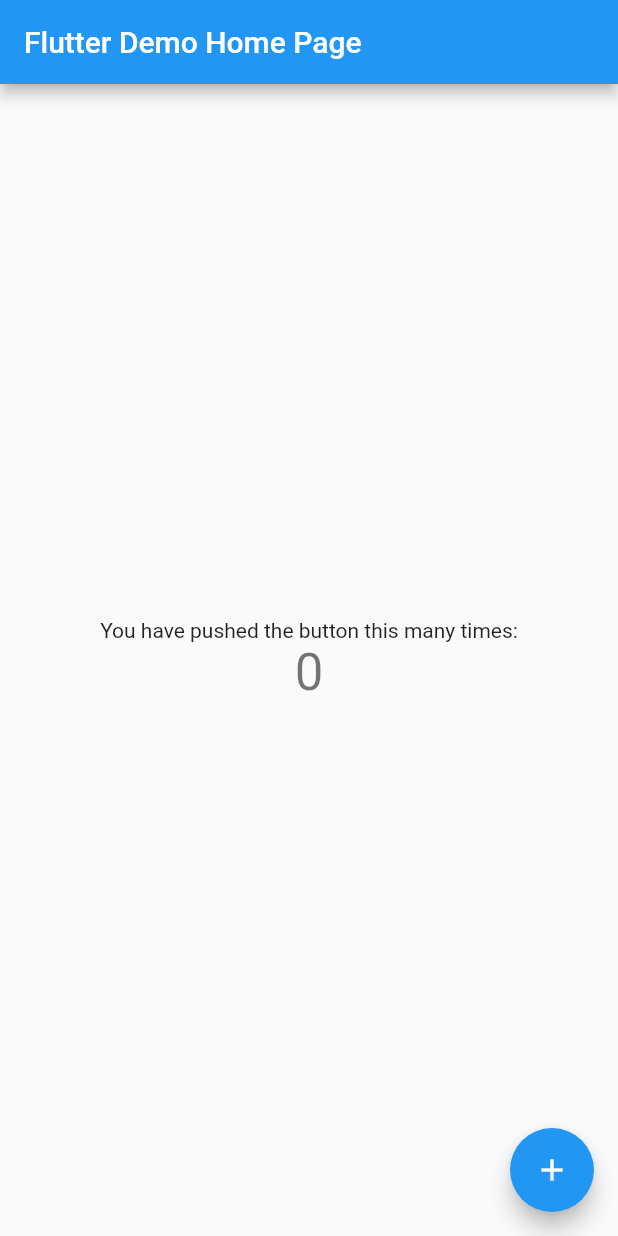
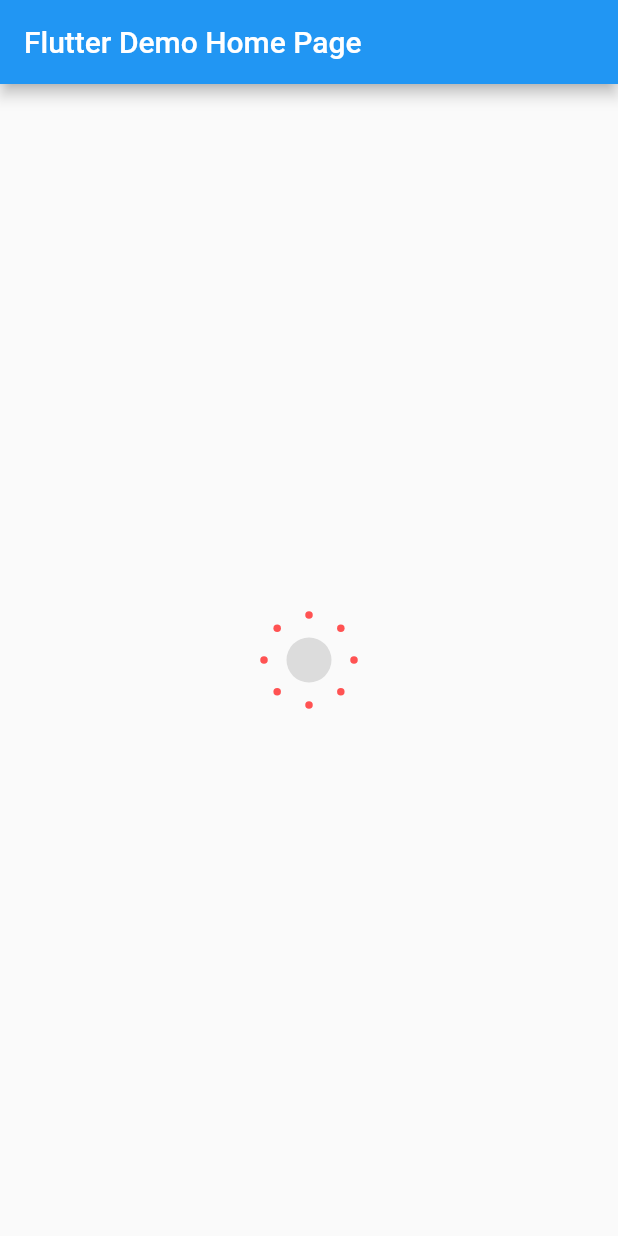
Before and after one commit to KavinduTheekshana/TrackMe, a Flutter app: the screen it shows after launch, on a phone screen of 412 x 824 dp. Run offline on Flutter 3.47's test engine with Material 2 defaults, Android fonts, the phone set to English and light mode, and no system bars.

Commit message:
LoaderUi

```diff
--- /dev/null
+++ b/lib/loader.dart
@@ -0,0 +1,116 @@
+import 'dart:math';
+
+import 'package:flutter/material.dart';
+
+class Loader extends StatefulWidget {
+  @override
+  _LoaderState createState() => _LoaderState();
+}
+
+class _LoaderState extends State<Loader> with SingleTickerProviderStateMixin {
+  AnimationController controller;
+  Animation<double> animation_rotation;
+  Animation<double> animation_radius_in;
+  Animation<double> animation_radius_out;
+
+  final double radius = 30.0;
+
+  @override
+  Widget build(BuildContext context) {
+    return Container(
+      width: 100.0,
+      height: 100.0,
+      child: Center(
+        child: Stack(
+          children: <Widget>[
+            Dot(
+              radius: 30.0,
+              color: Colors.black12,
+            ),
+            Transform.translate(
+              offset: Offset(radius * cos(pi/4), radius * sin(pi/4)),
+              child: Dot(
+                radius: 5.0,
+                color: Colors.redAccent,
+              ),
+            ),
+            Transform.translate(
+              offset:
+                  Offset(radius * cos(2 * pi / 4), radius * sin(2 * pi / 4)),
+              child: Dot(
+                radius: 5.0,
+                color: Colors.redAccent,
+              ),
+            ),
+            Transform.translate(
+              offset:
+                  Offset(radius * cos(3 * pi / 4), radius * sin(3 * pi / 4)),
+              child: Dot(
+                radius: 5.0,
+                color: Colors.redAccent,
+              ),
+            ),
+            Transform.translate(
+              offset:
+                  Offset(radius * cos(4 * pi / 4), radius * sin(4 * pi / 4)),
+              child: Dot(
+                radius: 5.0,
+                color: Colors.redAccent,
+              ),
+            ),
+            Transform.translate(
+              offset:
+                  Offset(radius * cos(5 * pi / 4), radius * sin(5 * pi / 4)),
+              child: Dot(
+                radius: 5.0,
+                color: Colors.redAccent,
+              ),
+            ),
+            Transform.translate(
+              offset:
+                  Offset(radius * cos(6 * pi / 4), radius * sin(6 * pi / 4)),
+              child: Dot(
+                radius: 5.0,
+                color: Colors.redAccent,
+              ),
+            ),
+            Transform.translate(
+              offset:
+                  Offset(radius * cos(7 * pi / 4), radius * sin(7 * pi / 4)),
+              child: Dot(
+                radius: 5.0,
+                color: Colors.redAccent,
+              ),
+            ),
+            Transform.translate(
+              offset:
+                  Offset(radius * cos(8 * pi / 4), radius * sin(8 * pi / 4)),
+              child: Dot(
+                radius: 5.0,
+                color: Colors.redAccent,
+              ),
+            )
+          ],
+        ),
+      ),
+    );
+  }
+}
+
+class Dot extends StatelessWidget {
+  final double radius;
+  final Color color;
+
+  Dot({this.radius, this.color});
+
+  @override
+  Widget build(BuildContext context) {
+    return Center(
+      child: Container(
+        width: this.radius,
+        height: this.radius,
+        decoration: BoxDecoration(color: this.color, shape: BoxShape.circle),
+      ),
+    );
+  }
+}
--- a/lib/main.dart
+++ b/lib/main.dart
@@ -1,23 +1,14 @@
 import 'package:flutter/material.dart';
+import 'loader.dart';
 
 void main() => runApp(MyApp());
 
 class MyApp extends StatelessWidget {
-  // This widget is the root of your application.
   @override
   Widget build(BuildContext context) {
     return MaterialApp(
       title: 'Flutter Demo',
       theme: ThemeData(
-        // This is the theme of your application.
-        //
-        // Try running your application with "flutter run". You'll see the
-        // application has a blue toolbar. Then, without quitting the app, try
-        // changing the primarySwatch below to Colors.green and then invoke
-        // "hot reload" (press "r" in the console where you ran "flutter run",
-        // or simply save your changes to "hot reload" in a Flutter IDE).
-        // Notice that the counter didn't reset back to zero; the application
-        // is not restarted.
         primarySwatch: Colors.blue,
       ),
       home: MyHomePage(title: 'Flutter Demo Home Page'),
@@ -28,15 +19,6 @@ class MyApp extends StatelessWidget {
 class MyHomePage extends StatefulWidget {
   MyHomePage({Key key, this.title}) : super(key: key);
 
-  // This widget is the home page of your application. It is stateful, meaning
-  // that it has a State object (defined below) that contains fields that affect
-  // how it looks.
-
-  // This class is the configuration for the state. It holds the values (in this
-  // case the title) provided by the parent (in this case the App widget) and
-  // used by the build method of the State. Fields in a Widget subclass are
-  // always marked "final".
-
   final String title;
 
   @override
@@ -44,68 +26,17 @@ class MyHomePage extends StatefulWidget {
 }
 
 class _MyHomePageState extends State<MyHomePage> {
-  int _counter = 0;
 
-  void _incrementCounter() {
-    setState(() {
-      // This call to setState tells the Flutter framework that something has
-      // changed in this State, which causes it to rerun the build method below
-      // so that the display can reflect the updated values. If we changed
-      // _counter without calling setState(), then the build method would not be
-      // called again, and so nothing would appear to happen.
-      _counter++;
-    });
-  }
 
   @override
   Widget build(BuildContext context) {
-    // This method is rerun every time setState is called, for instance as done
-    // by the _incrementCounter method above.
-    //
-    // The Flutter framework has been optimized to make rerunning build methods
-    // fast, so that you can just rebuild anything that needs updating rather
-    // than having to individually change instances of widgets.
     return Scaffold(
       appBar: AppBar(
-        // Here we take the value from the MyHomePage object that was created by
-        // the App.build method, and use it to set our appbar title.
         title: Text(widget.title),
       ),
       body: Center(
-        // Center is a layout widget. It takes a single child and positions it
-        // in the middle of the parent.
-        child: Column(
-          // Column is also a layout widget. It takes a list of children and
-          // arranges them vertically. By default, it sizes itself to fit its
-          // children horizontally, and tries to be as tall as its parent.
-          //
-          // Invoke "debug painting" (press "p" in the console, choose the
-          // "Toggle Debug Paint" action from the Flutter Inspector in Android
-          // Studio, or the "Toggle Debug Paint" command in Visual Studio Code)
-          // to see the wireframe for each widget.
-          //
-          // Column has various properties to control how it sizes itself and
-          // how it positions its children. Here we use mainAxisAlignment to
-          // center the children vertically; the main axis here is the vertical
-          // axis because Columns are vertical (the cross axis would be
-          // horizontal).
-          mainAxisAlignment: MainAxisAlignment.center,
-          children: <Widget>[
-            Text(
-              'You have pushed the button this many times:',
-            ),
-            Text(
-              '$_counter',
-              style: Theme.of(context).textTheme.display1,
-            ),
-          ],
-        ),
-      ),
-      floatingActionButton: FloatingActionButton(
-        onPressed: _incrementCounter,
-        tooltip: 'Increment',
-        child: Icon(Icons.add),
-      ), // This trailing comma makes auto-formatting nicer for build methods.
+        child: Loader()
+      )
     );
   }
 }
```
Also changed, not shown: 10 other files.
